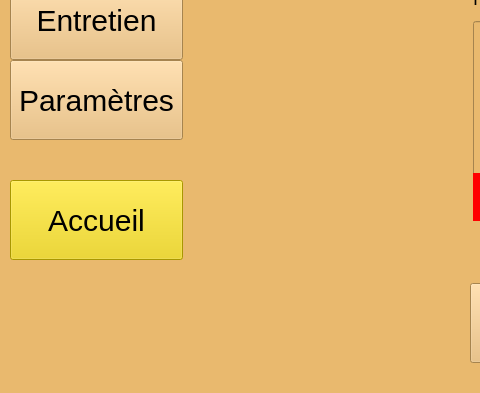
First picture: the form in pikawa-qt/ihm.ui, repository bts-lasalle-avignon-projets/pikawa-2022, before the edit; both pictures show x 0 to 480 and y 207 to 600 of the 1024 by 600 pixel window.
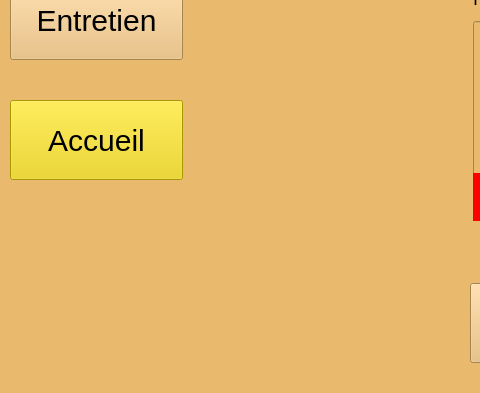
Second picture: the form after the edit. The open tabs and pages were chosen to show the change. Icons and pictures are not drawn.

Commit message: PIKAWA22-49 Suppression de la page Paramètres

The edit to the form file:
```diff
--- a/pikawa-qt/ihm.ui
+++ b/pikawa-qt/ihm.ui
@@ -2924,28 +2924,6 @@
                </property>
               </widget>
              </item>
-             <item>
-              <widget class="QPushButton" name="boutonParametresEntretien">
-               <property name="minimumSize">
-                <size>
-                 <width>50</width>
-                 <height>80</height>
-                </size>
-               </property>
-               <property name="maximumSize">
-                <size>
-                 <width>200</width>
-                 <height>16777215</height>
-                </size>
-               </property>
-               <property name="styleSheet">
-                <string notr="true">font-size: 30px</string>
-               </property>
-               <property name="text">
-                <string>Paramètres</string>
-               </property>
-              </widget>
-             </item>
              <item>
               <spacer name="verticalSpacer_45">
                <property name="orientation">
```
Left out of the diff: 46 changed lines with no effect on the pictures. The commit also changes 2 other files.
